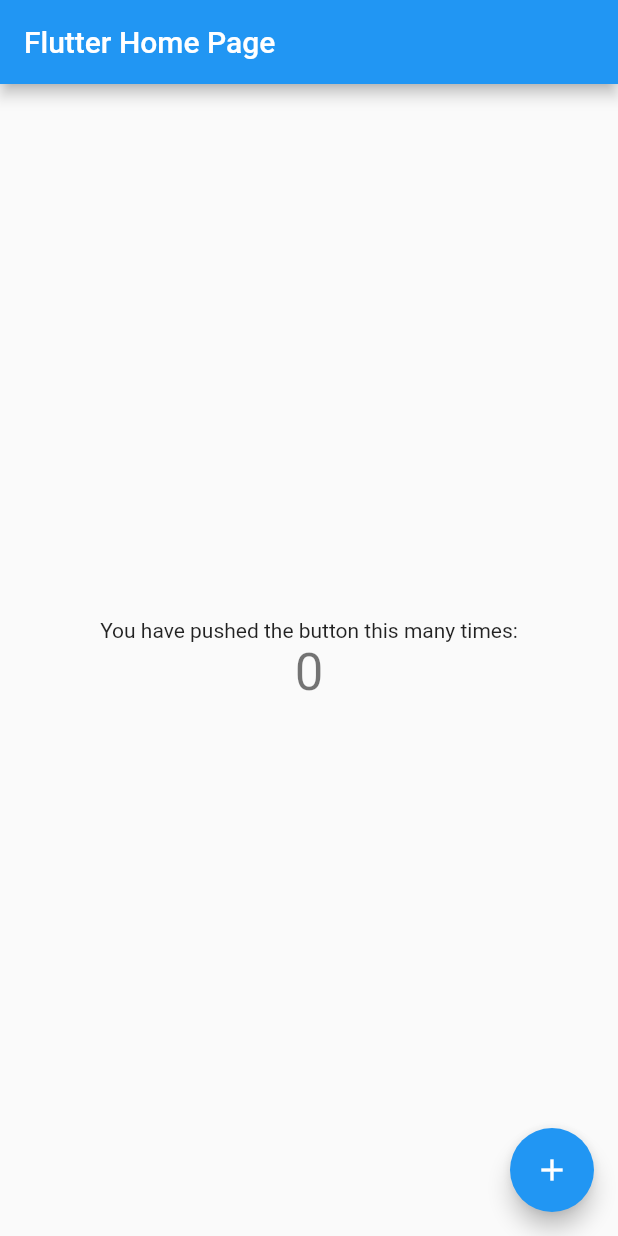
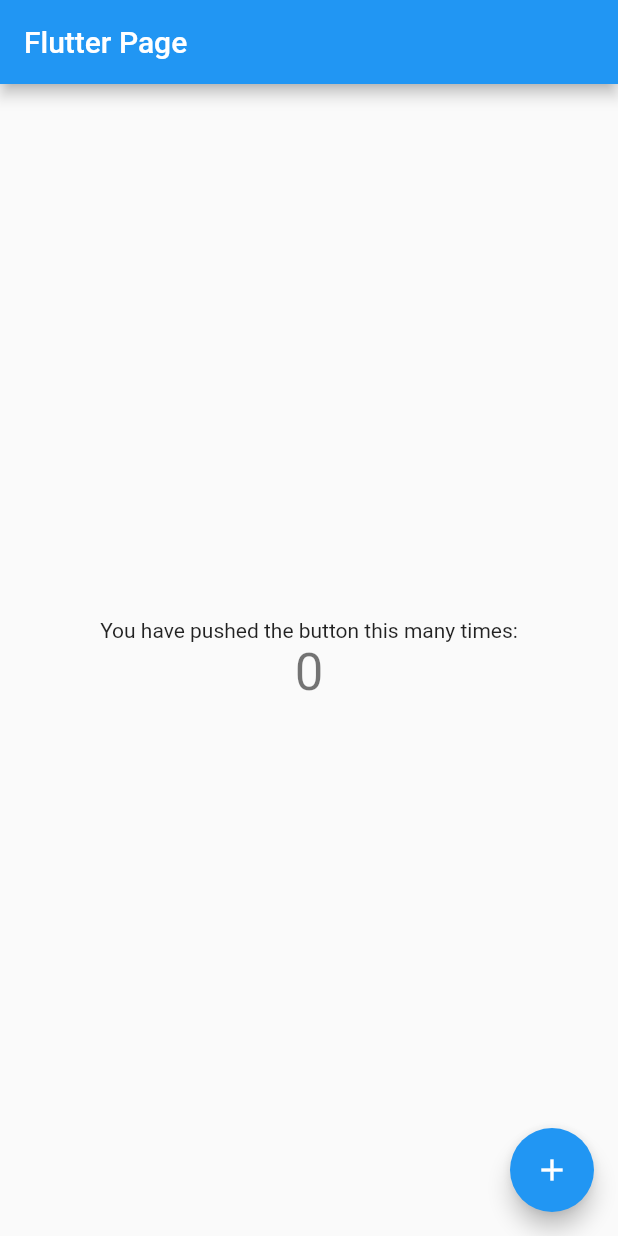
Before and after one commit to SAKSYSDOID/gcetjmfee_app, a Flutter app: the screen it shows after launch, on a phone screen of 412 x 824 dp. Run offline on Flutter 3.47's test engine with Material 2 defaults, Android fonts, the phone set to English and light mode, and no system bars.

Commit message:
I removed demo

```diff
--- a/lib/main.dart
+++ b/lib/main.dart
@@ -20,7 +20,7 @@ class MyApp extends StatelessWidget {
         // is not restarted.
         primarySwatch: Colors.blue,
       ),
-      home: MyHomePage(title: 'Flutter Home Page'),
+      home: MyHomePage(title: 'Flutter Page'),
     );
   }
 }
```
